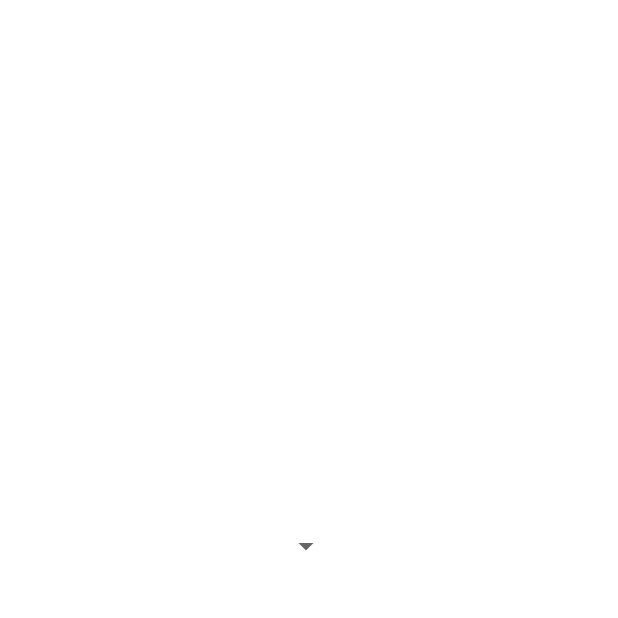
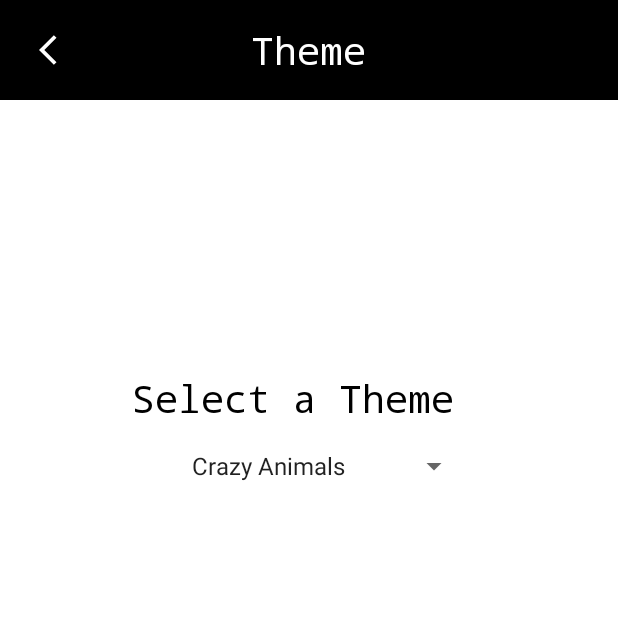
Before and after one commit to DavisH999/Board_Game_Tracker, an Android app: the SetTheme screen opened directly, with no data from a screen before it, on a phone screen of 412 x 824 dp, the top half of it. Before the commit the part shown is almost empty. Run offline under Robolectric (Android 15) with nearby library versions, the phone set to English and light mode, and no system bars.

Commit message:
SetTheme Activity almost done. Minor issues with a toast

```diff
--- a/app/src/main/java/ca/cmpt276/project_7f/SetTheme.java
+++ b/app/src/main/java/ca/cmpt276/project_7f/SetTheme.java
@@ -5,10 +5,14 @@ import androidx.appcompat.app.AppCompatActivity;
 import android.content.Context;
 import android.content.Intent;
 import android.os.Bundle;
+import android.view.View;
+import android.widget.AdapterView;
 import android.widget.ArrayAdapter;
+import android.widget.ImageView;
 import android.widget.Spinner;
+import android.widget.Toast;
 
-public class SetTheme extends AppCompatActivity {
+public class SetTheme extends AppCompatActivity{
 
     @Override
     protected void onCreate(Bundle savedInstanceState) {
@@ -16,14 +20,30 @@ public class SetTheme extends AppCompatActivity {
         setContentView(R.layout.activity_set_theme);
 
         Spinner spinner_theme = findViewById(R.id.spinner_theme);
-        //ArrayAdapter<CharSequence>
+        ImageView btn_back = findViewById(R.id.set_theme_back_button);
+
+        //Spinner
+        ArrayAdapter<CharSequence> adapter = ArrayAdapter.createFromResource(this, R.array.achievement_levels, android.R.layout.simple_spinner_item);
+        adapter.setDropDownViewResource(android.R.layout.simple_spinner_dropdown_item);
+        spinner_theme.setAdapter(adapter);
+        String theme = spinner_theme.getSelectedItem().toString();
+
+        btn_back.setOnClickListener(v->onBackClick());
+        //spinner_theme.setOnClickListener(v->spinnerCLick());
     }
-
-
 
     public static Intent makeIntent(Context context, int index) {
         Intent intent = new Intent(context, SetTheme.class);
         intent.putExtra("indexOfConfigInList", index);
         return intent;
     }
+
+    public void onBackClick() {
+        finish();
+    }
+
+    public void spinnerCLick() {
+        //Toast.makeText(SetTheme.this, "I chose you pikachu!", Toast.LENGTH_LONG).show();
+    }
+
 }
--- a/app/src/main/res/layout/activity_set_theme.xml
+++ b/app/src/main/res/layout/activity_set_theme.xml
@@ -6,12 +6,28 @@
     android:layout_height="match_parent"
     tools:context=".SetTheme">
 
+    <include layout="@layout/toolbar_set_theme"/>
+
     <Spinner
         android:id="@+id/spinner_theme"
         android:layout_width="wrap_content"
         android:layout_height="wrap_content"
-        android:layout_marginStart="180dp"
-        android:layout_marginTop="352dp"
+        android:layout_marginStart="120dp"
+        android:layout_marginTop="4dp"
+        android:minHeight="48dp"
+        app:layout_constraintStart_toStartOf="parent"
+        app:layout_constraintTop_toBottomOf="@+id/set_theme" />
+
+    <TextView
+        android:id="@+id/set_theme"
+        android:layout_width="wrap_content"
+        android:layout_height="wrap_content"
+        android:layout_marginStart="88dp"
+        android:layout_marginTop="248dp"
+        android:fontFamily="monospace"
+        android:text="@string/theme_select"
+        android:textColor="@color/black"
+        android:textSize="25sp"
         app:layout_constraintStart_toStartOf="parent"
         app:layout_constraintTop_toTopOf="parent" />
 
--- /dev/null
+++ b/app/src/main/res/layout/toolbar_set_theme.xml
@@ -0,0 +1,33 @@
+<?xml version="1.0" encoding="utf-8"?>
+<RelativeLayout xmlns:android="http://schemas.android.com/apk/res/android"
+    android:layout_width="match_parent"
+    android:layout_height="match_parent">
+
+    <RelativeLayout
+        android:layout_width="match_parent"
+        android:layout_height="wrap_content"
+        android:padding="16dp"
+        android:background="@color/black">
+
+        <ImageView
+            android:layout_width="wrap_content"
+            android:layout_height="wrap_content"
+            android:src="@drawable/ic_baseline_arrow_back_ios_24"
+            android:layout_centerVertical="true"
+            android:layout_marginStart="10dp"
+            android:id="@+id/set_theme_back_button"/>
+
+        <TextView
+            android:id="@+id/tv_game_list_toolbar_title"
+            android:layout_width="wrap_content"
+            android:layout_height="wrap_content"
+            android:text="@string/toolbar_theme"
+            android:textSize="25sp"
+            android:fontFamily="monospace"
+            android:layout_centerHorizontal="true"
+            android:layout_centerVertical="true"
+            android:textColor="@color/white"/>
+
+    </RelativeLayout>
+
+</RelativeLayout>
--- a/app/src/main/res/values/strings.xml
+++ b/app/src/main/res/values/strings.xml
@@ -16,6 +16,7 @@
     <string name="toolbar_achievements">Achievements</string>
     <string name="toolbar_game_list">Played Games</string>
     <string name="toolbar_game">Record a Game</string>
+    <string name="toolbar_theme">Theme</string>
 
     <string name="configuration_hint_name">Poker</string>
     <string name="configuration_hint_max_socore">999</string>
@@ -35,6 +36,7 @@
     <string name="number_of_players">Number of Players</string>
     <string name="score">Score</string>
     <string name="there_is_no_game_under_this_configuration_you_can_click_the_add_button_to_add_a_new_game">There is no game under this configuration. You can click the add button to add a new game.</string>
+    <string name="theme_select">Select a Theme</string>
 
     <string-array name="difficulty_list">
         <item>Easy</item>
```
